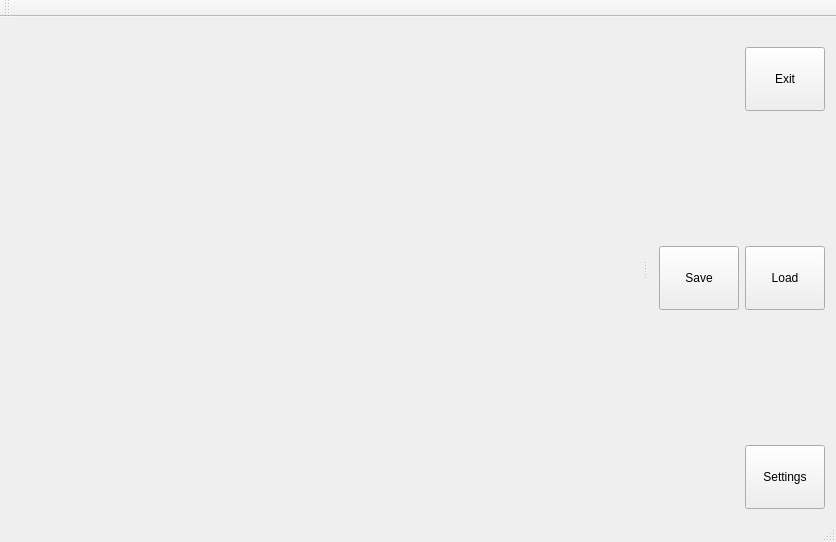
This is mainwindow.ui in mishkoLitvin/L_Aries-progect as Qt 5 draws it before an edit. The edited form follows.
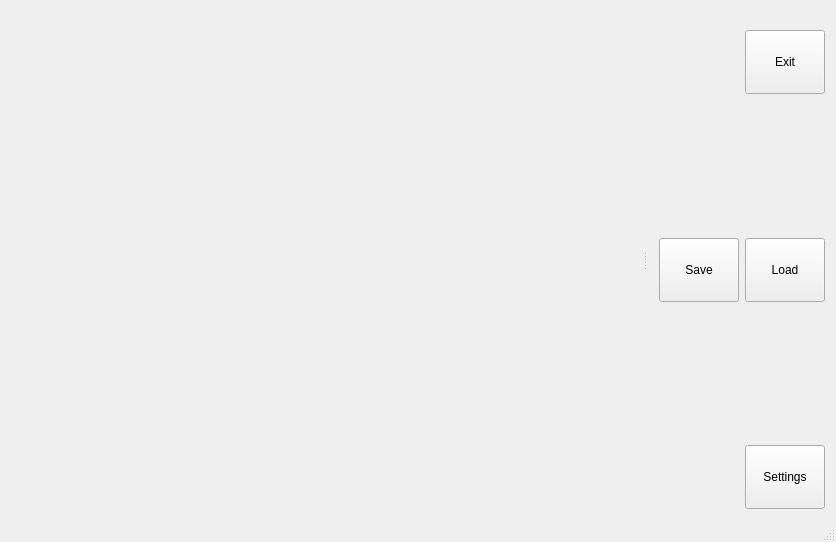
This is the edited form. Icons and pictures are not drawn.

Commit message: Save and load job function writen and connected to UI buttons

Patch:
```diff
--- a/mainwindow.ui
+++ b/mainwindow.ui
@@ -73,14 +73,6 @@
     </rect>
    </property>
   </widget>
-  <widget class="QToolBar" name="mainToolBar">
-   <attribute name="toolBarArea">
-    <enum>TopToolBarArea</enum>
-   </attribute>
-   <attribute name="toolBarBreak">
-    <bool>false</bool>
-   </attribute>
-  </widget>
   <widget class="QStatusBar" name="statusBar"/>
   <widget class="QDockWidget" name="dockWidget">
    <property name="features">
@@ -142,7 +134,7 @@
        <property name="sizeHint" stdset="0">
         <size>
          <width>20</width>
-         <height>99</height>
+         <height>108</height>
         </size>
        </property>
       </spacer>
@@ -205,7 +197,7 @@
        <property name="sizeHint" stdset="0">
         <size>
          <width>20</width>
-         <height>99</height>
+         <height>107</height>
         </size>
        </property>
       </spacer>
```
Left out of the diff: 2 changed lines with no effect on the pictures. The commit also changes 2 other files.
